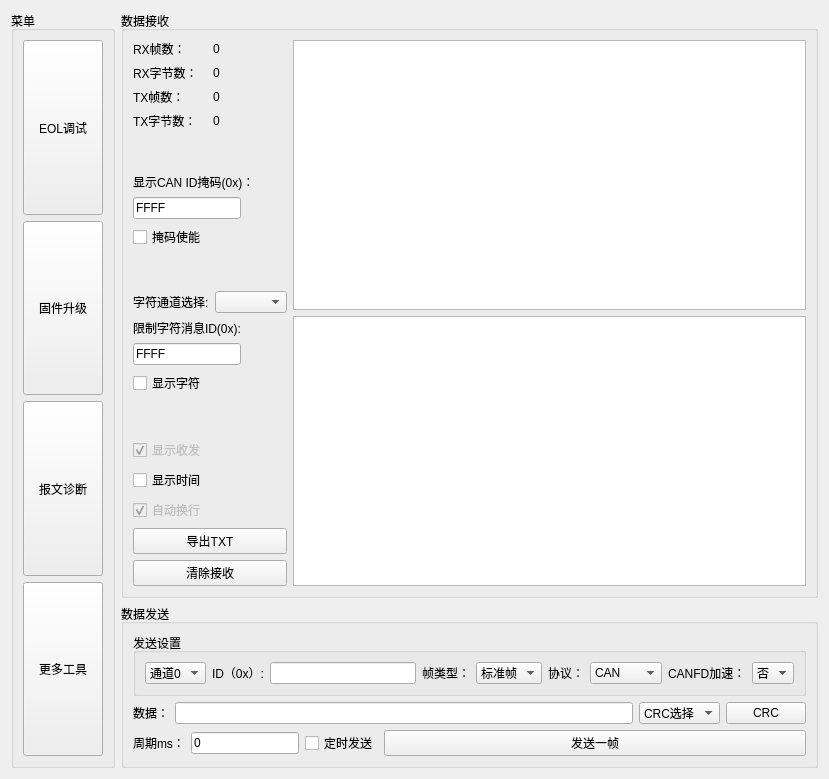
Old version of the form more_window/more_window.ui in the repository aron566/EOL_CAN_Tool.
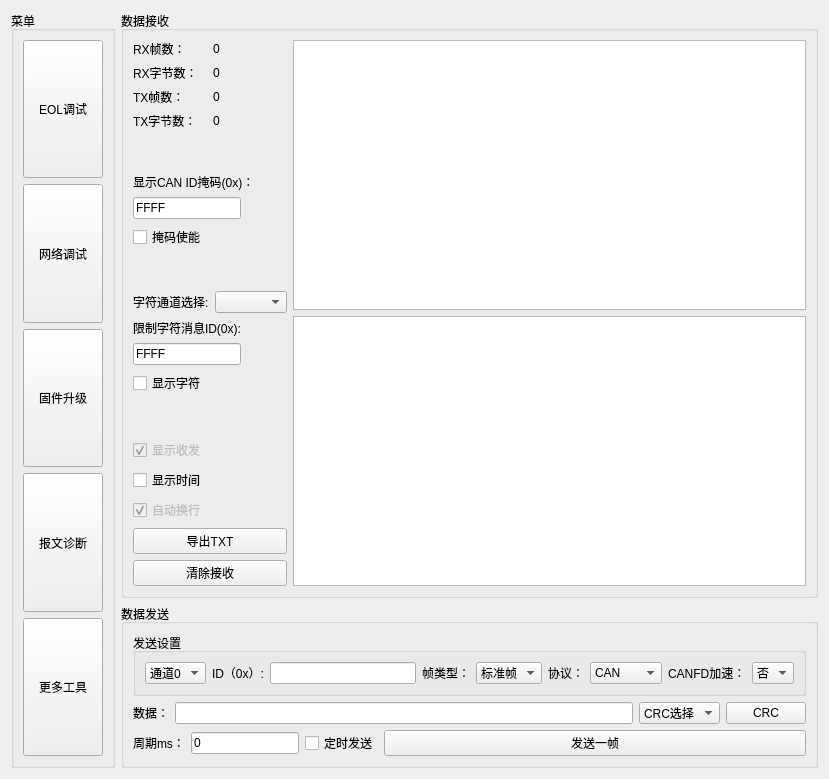
New version of the form.

Commit message: <feat>: <v1.2.6版本，增加网络调试功能，can报文转发功能>

Diff of the .ui file:
```diff
--- a/more_window/more_window.ui
+++ b/more_window/more_window.ui
@@ -23,6 +23,32 @@
        </property>
        <layout class="QGridLayout" name="gridLayout_5">
         <item row="2" column="0">
+         <widget class="QPushButton" name="update_pushButton_2">
+          <property name="sizePolicy">
+           <sizepolicy hsizetype="Minimum" vsizetype="Preferred">
+            <horstretch>0</horstretch>
+            <verstretch>0</verstretch>
+           </sizepolicy>
+          </property>
+          <property name="text">
+           <string>固件升级</string>
+          </property>
+         </widget>
+        </item>
+        <item row="4" column="0">
+         <widget class="QPushButton" name="tool_pushButton">
+          <property name="sizePolicy">
+           <sizepolicy hsizetype="Minimum" vsizetype="Preferred">
+            <horstretch>0</horstretch>
+            <verstretch>0</verstretch>
+           </sizepolicy>
+          </property>
+          <property name="text">
+           <string>更多工具</string>
+          </property>
+         </widget>
+        </item>
+        <item row="3" column="0">
          <widget class="QPushButton" name="frame_diagnosis_pushButton">
           <property name="sizePolicy">
            <sizepolicy hsizetype="Minimum" vsizetype="Preferred">
@@ -49,7 +75,7 @@
          </widget>
         </item>
         <item row="1" column="0">
-         <widget class="QPushButton" name="update_pushButton_2">
+         <widget class="QPushButton" name="network_test_pushButton">
           <property name="sizePolicy">
            <sizepolicy hsizetype="Minimum" vsizetype="Preferred">
             <horstretch>0</horstretch>
@@ -57,20 +83,7 @@
            </sizepolicy>
           </property>
           <property name="text">
-           <string>固件升级</string>
-          </property>
-         </widget>
-        </item>
-        <item row="3" column="0">
-         <widget class="QPushButton" name="tool_pushButton">
-          <property name="sizePolicy">
-           <sizepolicy hsizetype="Minimum" vsizetype="Preferred">
-            <horstretch>0</horstretch>
-            <verstretch>0</verstretch>
-           </sizepolicy>
-          </property>
-          <property name="text">
-           <string>更多工具</string>
+           <string>网络调试</string>
           </property>
          </widget>
         </item>
```
The commit also changes 107 other files.
